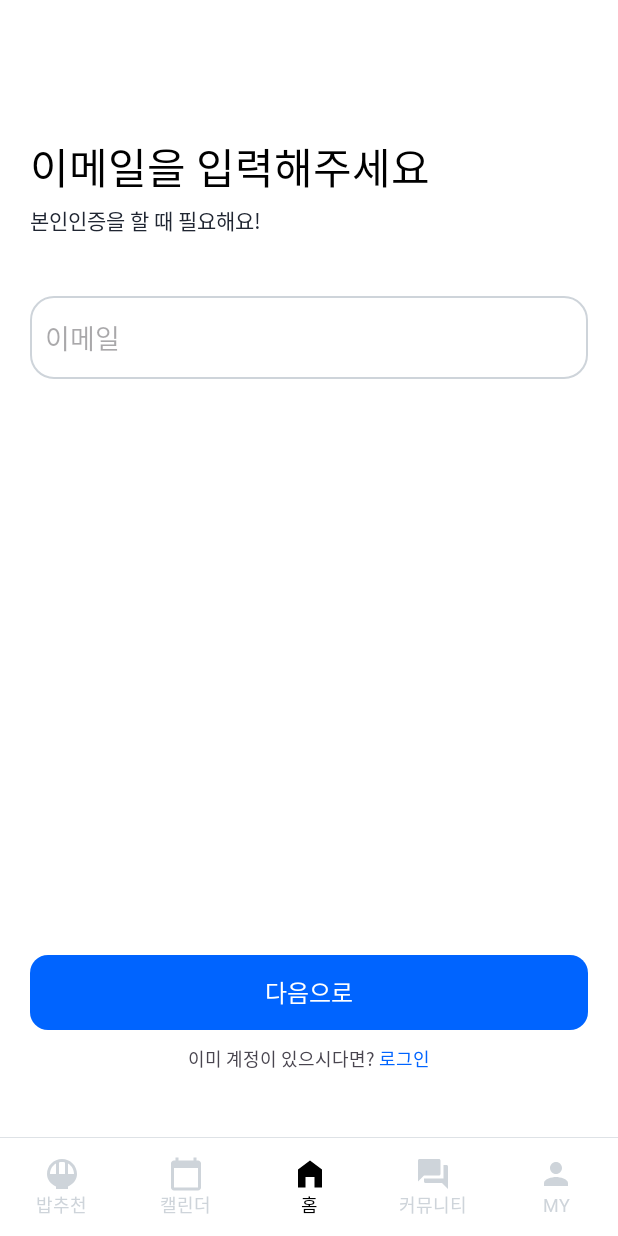
After one commit to dgsw-us/us-android, an Android app: the fragment JoinEmailFragment placed in its activity, on a phone screen of 412 x 824 dp. The commit adds this screen. Run offline under Robolectric (Android 15) with nearby library versions, the phone set to English and light mode, and no system bars; pictures from the network do not load.

Commit message:
Feat: 로그인 로직, 서버가빠져서먼저좀만듬

```diff
--- a/presentation/build.gradle.kts
+++ b/presentation/build.gradle.kts
@@ -54,4 +54,10 @@
     // Glide
     implementation("com.github.bumptech.glide:glide:4.12.0")
     annotationProcessor("com.github.bumptech.glide:compiler:4.9.0")
+
+    // Retrofit 라이브러리
+    implementation("com.squareup.retrofit2:retrofit:2.9.0")
+
+    // Gson 변환기 라이브러리
+    implementation("com.squareup.retrofit2:converter-gson:2.9.0")
 }
--- a/presentation/src/main/AndroidManifest.xml
+++ b/presentation/src/main/AndroidManifest.xml
@@ -13,7 +13,8 @@
         android:roundIcon="@mipmap/ic_launcher_round"
         android:supportsRtl="true"
         android:theme="@style/Theme.Usandroid"
-        tools:targetApi="31">
+        tools:targetApi="31"
+        android:usesCleartextTraffic="true">
         <activity
             android:name=".IntroActivity"
             android:exported="true">
--- /dev/null
+++ b/presentation/src/main/java/kr/us/us_android/common/Constant.kt
@@ -0,0 +1,5 @@
+package kr.us.us_android.common
+
+object Constant {
+    const val TAG = "어스"
+}
--- /dev/null
+++ b/presentation/src/main/java/kr/us/us_android/common/HeaderUtil.kt
@@ -0,0 +1,5 @@
+package kr.us.us_android.common
+
+object HeaderUtil {
+    const val AuthorizationToken = "Authorization"
+}
--- /dev/null
+++ b/presentation/src/main/java/kr/us/us_android/data/auth/request/LoginRequest.kt
@@ -0,0 +1,6 @@
+package kr.us.us_android.data.auth.request
+
+data class LoginRequest(
+    val userId: String,
+    val password: String
+)
--- /dev/null
+++ b/presentation/src/main/res/drawable/bac_auth.xml
@@ -0,0 +1,6 @@
+<?xml version="1.0" encoding="utf-8"?>
+<shape xmlns:android="http://schemas.android.com/apk/res/android">
+    <corners android:radius="15dp" />
+    <stroke android:color="@color/gray4"
+        android:width="1.5dp" />
+</shape>
--- /dev/null
+++ b/presentation/src/main/res/layout/fragment_join_email.xml
@@ -0,0 +1,92 @@
+<?xml version="1.0" encoding="utf-8"?>
+<FrameLayout xmlns:android="http://schemas.android.com/apk/res/android"
+    xmlns:tools="http://schemas.android.com/tools"
+    android:layout_width="match_parent"
+    android:layout_height="match_parent"
+    xmlns:app="http://schemas.android.com/apk/res-auto"
+    tools:context=".feature.auth.login.LoginFragment">
+
+    <LinearLayout
+        android:layout_width="match_parent"
+        android:layout_height="match_parent"
+        android:orientation="vertical"
+        android:weightSum="10">
+
+        <LinearLayout
+            android:id="@+id/loginInfoBox"
+            android:layout_width="match_parent"
+            android:layout_height="wrap_content"
+            app:layout_constraintStart_toStartOf="parent"
+            app:layout_constraintEnd_toEndOf="parent"
+            app:layout_constraintTop_toTopOf="parent"
+            android:layout_marginStart="20dp"
+            android:layout_marginEnd="20dp"
+            android:layout_marginTop="90dp"
+            android:orientation="vertical"
+            android:layout_weight="9">
+            <TextView
+                android:layout_width="wrap_content"
+                android:layout_height="wrap_content"
+                android:text="이메일을 입력해주세요"
+                android:textColor="@color/black"
+                android:textSize="28sp"
+                android:fontFamily="@font/pretendard_bold"/>
+
+            <TextView
+                android:layout_width="wrap_content"
+                android:layout_height="wrap_content"
+                android:text="본인인증을 할 때 필요해요!"
+                android:textSize="14sp"
+                android:textColor="@color/toss_gray"
+                android:layout_marginTop="4dp"/>
+
+            <EditText
+                android:id="@+id/emailEditText"
+                android:layout_width="match_parent"
+                android:layout_height="55dp"
+                android:background="@drawable/bac_auth"
+                android:hint="이메일"
+                android:layout_marginTop="40dp"
+                android:inputType="textEmailAddress"
+                android:paddingStart="10dp"
+                android:fontFamily="@font/pretendard_medium"
+                android:textColorHighlight="@color/blue3"
+                android:text=""/>
+        </LinearLayout>
+
+        <androidx.appcompat.widget.AppCompatButton
+            android:id="@+id/next"
+            android:layout_width="match_parent"
+            android:layout_height="50dp"
+            android:layout_marginStart="20dp"
+            android:layout_marginEnd="20dp"
+            app:layout_constraintStart_toStartOf="parent"
+            app:layout_constraintEnd_toEndOf="parent"
+            app:layout_constraintBottom_toTopOf="@id/loginToJoin"
+            android:layout_marginBottom="10dp"
+            android:text="다음으로"
+            android:textSize="16sp"
+            android:textColor="@color/white"
+            style="?android:attr/borderlessButtonStyle"
+            android:background="@drawable/bac_button"/>
+        <LinearLayout
+            android:layout_width="wrap_content"
+            android:layout_height="wrap_content"
+            android:orientation="horizontal"
+            android:layout_gravity="center">
+            <TextView
+                android:layout_width="wrap_content"
+                android:layout_height="wrap_content"
+                android:text="이미 계정이 있으시다면? "
+                android:textSize="12sp"/>
+            <TextView
+                android:id="@+id/loginToJoin"
+                android:layout_width="wrap_content"
+                android:layout_height="wrap_content"
+                android:text="로그인"
+                android:textSize="12sp"
+                android:textColor="@color/primaryColor"/>
+        </LinearLayout>
+    </LinearLayout>
+
+</FrameLayout>
--- a/presentation/src/main/res/layout/fragment_my.xml
+++ b/presentation/src/main/res/layout/fragment_my.xml
@@ -59,6 +59,7 @@
                     android:orientation="vertical"
                     android:layout_gravity="center">
                     <TextView
+                        android:id="@+id/loginText"
                         android:layout_width="wrap_content"
                         android:layout_height="wrap_content"
                         android:text="여기를 눌러 로그인하세요."
```
Also changed, not shown: presentation/src/main/java/kr/us/us_android/data/auth/AuthRequestManager.kt (added, +25 -0 lines), presentation/src/main/java/kr/us/us_android/data/auth/AuthService.kt (added, +14 -0 lines), presentation/src/main/java/kr/us/us_android/data/auth/request/JoinRequest.kt (added, +9 -0 lines), presentation/src/main/java/kr/us/us_android/data/auth/response/LoginResponse.kt (added, +13 -0 lines), presentation/src/main/java/kr/us/us_android/feature/auth/join/JoinEmailFragment.kt (added, +80 -0 lines), presentation/src/main/java/kr/us/us_android/feature/auth/join/JoinIdFragment.kt (added, +23 -0 lines), presentation/src/main/java/kr/us/us_android/feature/auth/join/JoinViewModel.kt (added, +55 -0 lines), presentation/src/main/java/kr/us/us_android/feature/auth/login/LoginFragment.kt (added, +95 -0 lines), presentation/src/main/java/kr/us/us_android/feature/my/MyFragment.kt (+14 -0 lines), presentation/src/main/res/layout/fragment_join_id.xml (added, +14 -0 lines), presentation/src/main/res/layout/fragment_login.xml (added, +104 -0 lines).
